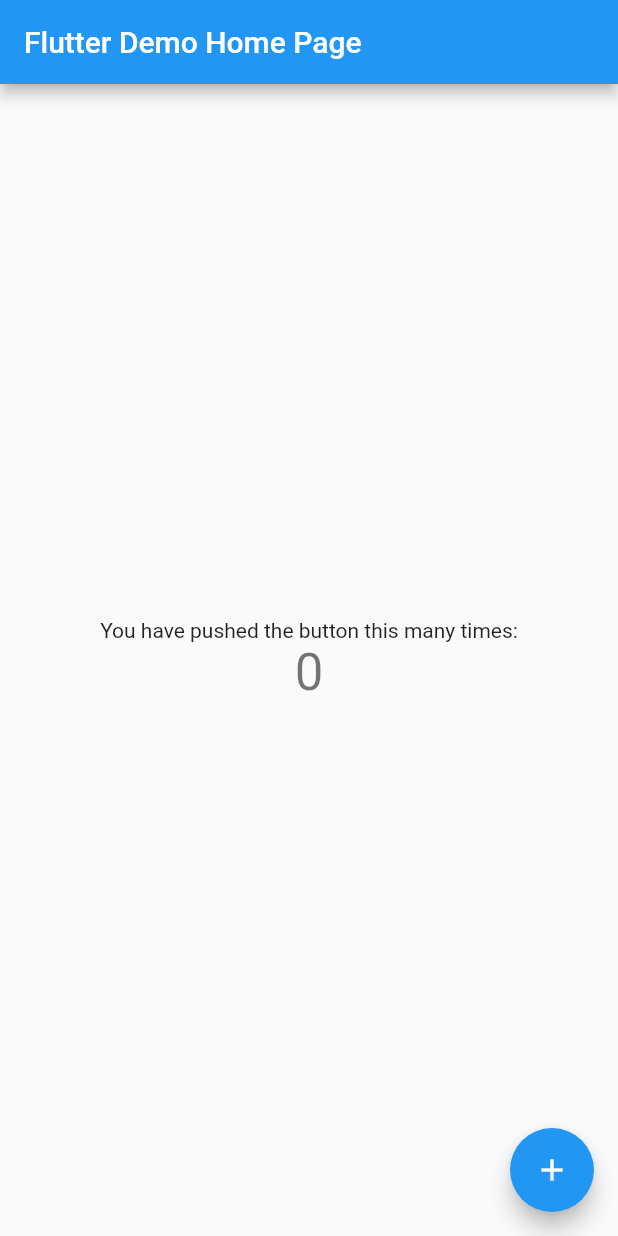
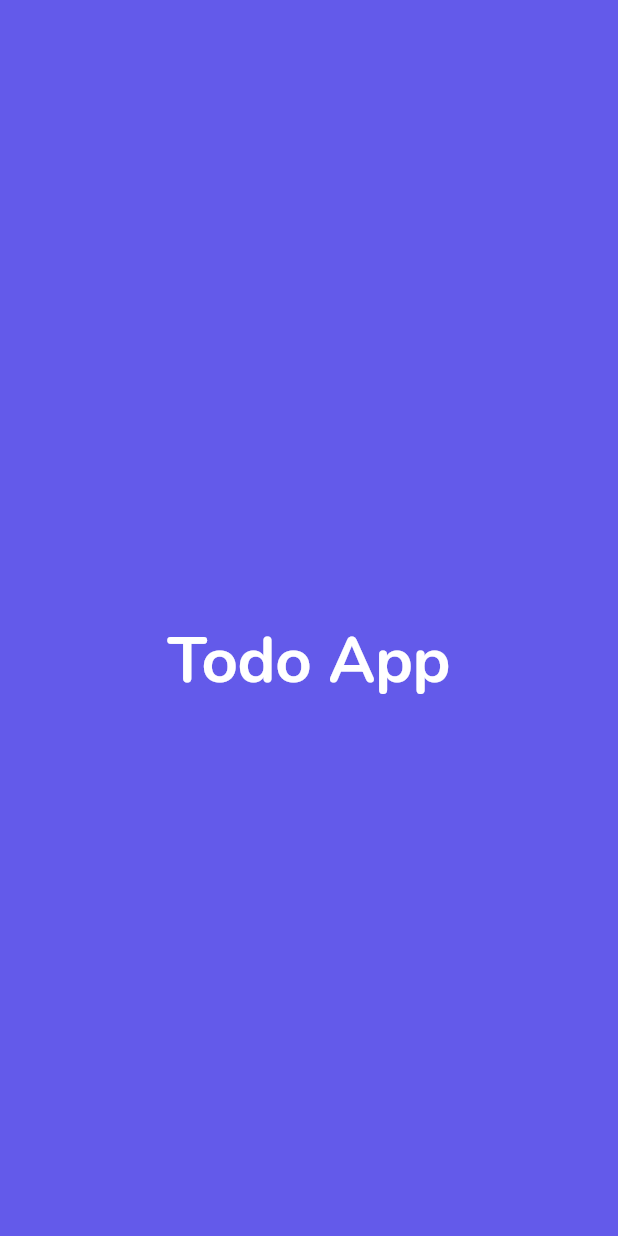
Before and after one commit to arslan325/todo-app, a Flutter app: the screen it shows after launch, on a phone screen of 412 x 824 dp. Run offline on Flutter 3.47's test engine with Material 2 defaults, Android fonts, the phone set to English and light mode, and no system bars; our stand-ins replace flutter_screenutil, go_router, google_fonts.

Commit message:
define app structure, themes and utills

```diff
--- a/lib/main.dart
+++ b/lib/main.dart
@@ -1,4 +1,7 @@
 import 'package:flutter/material.dart';
+import 'package:flutter_screenutil/flutter_screenutil.dart';
+import 'package:todo_app/utills/routes/custom_routes.dart';
+import 'package:todo_app/utills/theme/app_theme.dart';
 
 void main() {
   runApp(const MyApp());
@@ -6,110 +9,18 @@ void main() {
 
 class MyApp extends StatelessWidget {
   const MyApp({super.key});
-
-  // This widget is the root of your application.
   @override
   Widget build(BuildContext context) {
-    return MaterialApp(
-      title: 'Flutter Demo',
-      theme: ThemeData(
-        // This is the theme of your application.
-        //
-        // Try running your application with "flutter run". You'll see the
-        // application has a blue toolbar. Then, without quitting the app, try
-        // changing the primarySwatch below to Colors.green and then invoke
-        // "hot reload" (press "r" in the console where you ran "flutter run",
-        // or simply save your changes to "hot reload" in a Flutter IDE).
-        // Notice that the counter didn't reset back to zero; the application
-        // is not restarted.
-        primarySwatch: Colors.blue,
-      ),
-      home: const MyHomePage(title: 'Flutter Demo Home Page'),
+    return ScreenUtilInit(
+        designSize: const Size(390, 844),
+      builder: (BuildContext context, child) {
+        return MaterialApp.router(
+          title: 'Flutter Demo',
+          debugShowCheckedModeBanner: false,
+          theme: appTheme,
+          routerConfig: router,
+        );
+      }
     );
   }
 }
-
-class MyHomePage extends StatefulWidget {
-  const MyHomePage({super.key, required this.title});
-
-  // This widget is the home page of your application. It is stateful, meaning
-  // that it has a State object (defined below) that contains fields that affect
-  // how it looks.
-
-  // This class is the configuration for the state. It holds the values (in this
-  // case the title) provided by the parent (in this case the App widget) and
-  // used by the build method of the State. Fields in a Widget subclass are
-  // always marked "final".
-
-  final String title;
-
-  @override
-  State<MyHomePage> createState() => _MyHomePageState();
-}
-
-class _MyHomePageState extends State<MyHomePage> {
-  int _counter = 0;
-
-  void _incrementCounter() {
-    setState(() {
-      // This call to setState tells the Flutter framework that something has
-      // changed in this State, which causes it to rerun the build method below
-      // so that the display can reflect the updated values. If we changed
-      // _counter without calling setState(), then the build method would not be
-      // called again, and so nothing would appear to happen.
-      _counter++;
-    });
-  }
-
-  @override
-  Widget build(BuildContext context) {
-    // This method is rerun every time setState is called, for instance as done
-    // by the _incrementCounter method above.
-    //
-    // The Flutter framework has been optimized to make rerunning build methods
-    // fast, so that you can just rebuild anything that needs updating rather
-    // than having to individually change instances of widgets.
-    return Scaffold(
-      appBar: AppBar(
-        // Here we take the value from the MyHomePage object that was created by
-        // the App.build method, and use it to set our appbar title.
-        title: Text(widget.title),
-      ),
-      body: Center(
-        // Center is a layout widget. It takes a single child and positions it
-        // in the middle of the parent.
-        child: Column(
-          // Column is also a layout widget. It takes a list of children and
-          // arranges them vertically. By default, it sizes itself to fit its
-          // children horizontally, and tries to be as tall as its parent.
-          //
-          // Invoke "debug painting" (press "p" in the console, choose the
-          // "Toggle Debug Paint" action from the Flutter Inspector in Android
-          // Studio, or the "Toggle Debug Paint" command in Visual Studio Code)
-          // to see the wireframe for each widget.
-          //
-          // Column has various properties to control how it sizes itself and
-          // how it positions its children. Here we use mainAxisAlignment to
-          // center the children vertically; the main axis here is the vertical
-          // axis because Columns are vertical (the cross axis would be
-          // horizontal).
-          mainAxisAlignment: MainAxisAlignment.center,
-          children: <Widget>[
-            const Text(
-              'You have pushed the button this many times:',
-            ),
-            Text(
-              '$_counter',
-              style: Theme.of(context).textTheme.headlineMedium,
-            ),
-          ],
-        ),
-      ),
-      floatingActionButton: FloatingActionButton(
-        onPressed: _incrementCounter,
-        tooltip: 'Increment',
-        child: const Icon(Icons.add),
-      ), // This trailing comma makes auto-formatting nicer for build methods.
-    );
-  }
-}
--- /dev/null
+++ b/lib/utills/routes/custom_routes.dart
@@ -0,0 +1,13 @@
+
+import 'package:go_router/go_router.dart';
+import 'package:todo_app/utills/routes/route_names.dart';
+import 'package:todo_app/view/splash_screen.dart';
+
+final router = GoRouter(
+  routes: [
+    GoRoute(
+      path: AppRouteNames.initialRoute,
+      builder: (context, state) => const SplashScreen(),
+    ),
+  ]
+);
--- /dev/null
+++ b/lib/utills/routes/route_names.dart
@@ -0,0 +1,4 @@
+class AppRouteNames{
+  static const String initialRoute = '/';
+  static const String todoScreenRoute = '/todo_screen';
+}
--- /dev/null
+++ b/lib/utills/theme/app_theme.dart
@@ -0,0 +1,31 @@
+import 'package:flutter/material.dart';
+import 'package:google_fonts/google_fonts.dart';
+import 'package:todo_app/utills/constants/colors.dart';
+import 'package:todo_app/utills/constants/text_styles.dart';
+
+ThemeData appTheme = ThemeData(
+  useMaterial3: true,
+  appBarTheme: const AppBarTheme(color: Colors.transparent,centerTitle: true),
+  colorScheme: ColorScheme(
+    brightness: Brightness.dark,
+    primary: ColorsConstant.primaryColor,
+    onPrimary: ColorsConstant.onPrimaryWhiteColor,
+    primaryContainer: ColorsConstant.primaryContainer,
+    secondary: ColorsConstant.secondaryColor,
+    onSecondary: ColorsConstant.onPrimaryWhiteColor,
+    secondaryContainer: ColorsConstant.secondaryColor,
+    error: ColorsConstant.kToolingErrorColor,
+    onError: ColorsConstant.onPrimaryWhiteColor,
+    background: ColorsConstant.primaryColor,
+    onBackground: ColorsConstant.onPrimaryWhiteColor,
+    surface: ColorsConstant.secondaryColor,
+    onSurface: ColorsConstant.primaryColor,
+  ),
+  textTheme: GoogleFonts.nunitoSansTextTheme().copyWith(
+    displayLarge: AppTextStyles.kDisplayLarge,
+    headlineMedium: AppTextStyles.kHeadingMedium,
+    headlineSmall: AppTextStyles.kHeadingSmall,
+    labelLarge: AppTextStyles.kLabelLarge,
+    bodyLarge: AppTextStyles.kBodyLarge,
+  ),
+);
--- /dev/null
+++ b/lib/view/splash_screen.dart
@@ -0,0 +1,37 @@
+import 'package:flutter/material.dart';
+import 'package:go_router/go_router.dart';
+import 'package:todo_app/utills/routes/route_names.dart';
+
+class SplashScreen extends StatefulWidget {
+  const SplashScreen({super.key});
+
+  @override
+  State<SplashScreen> createState() => _SplashScreenState();
+}
+
+class _SplashScreenState extends State<SplashScreen> {
+  @override
+  void initState() {
+    // Future.delayed(const Duration(), () async {
+    //   context.go(AppRouteNames.todoScreenRoute);
+    // });
+    super.initState();
+  }
+
+  @override
+  Widget build(BuildContext context) {
+    return Scaffold(
+      appBar: AppBar(),
+      body: SizedBox(
+        width: double.infinity,
+        height: double.infinity,
+        child: Center(
+          child: Text(
+            'Todo App',
+            style: Theme.of(context).textTheme.displayLarge
+          ),
+        ),
+      ),
+    );
+  }
+}
--- a/pubspec.yaml
+++ b/pubspec.yaml
@@ -35,6 +35,9 @@ dependencies:
   # The following adds the Cupertino Icons font to your application.
   # Use with the CupertinoIcons class for iOS style icons.
   cupertino_icons: ^1.0.2
+  google_fonts: ^4.0.4
+  flutter_screenutil: ^5.7.0
+  go_router: ^12.1.1
 
 dev_dependencies:
   flutter_test:
```
Also changed, not shown: lib/utills/constants/colors.dart (added, +12 -0 lines), lib/utills/constants/text_styles.dart (added, +37 -0 lines), lib/models/todo_model.dart (added), lib/repository/todo_repository.dart (added), lib/view/todo_screen.dart (added), lib/view_models/todo_view_model.dart (added), pubspec.lock, 6 other files.
